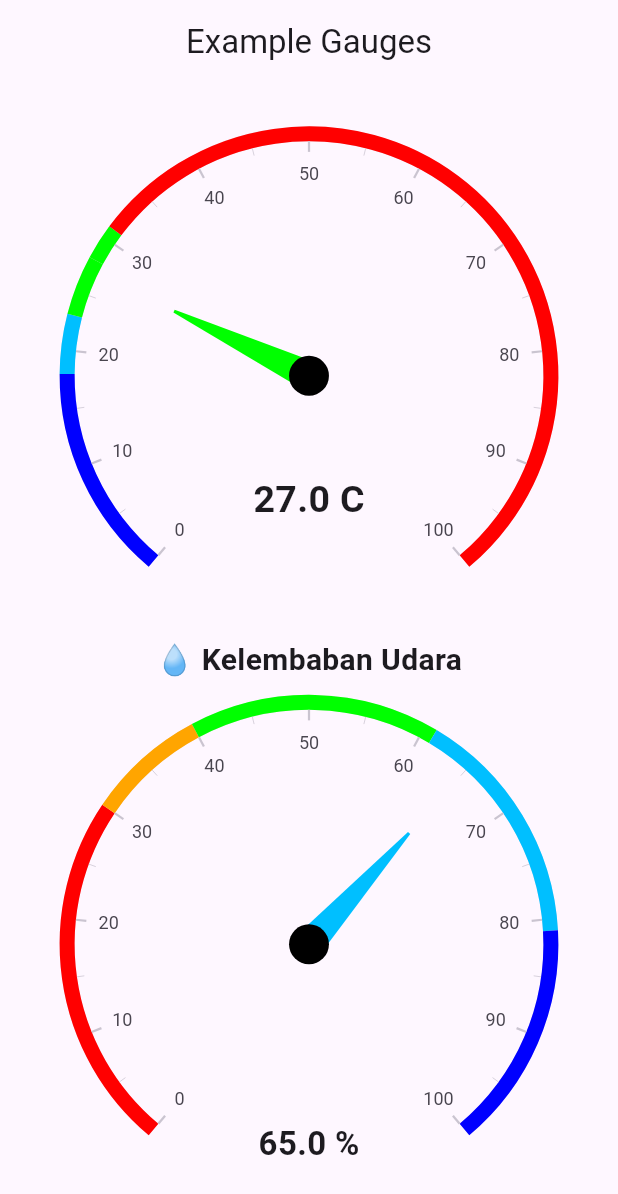
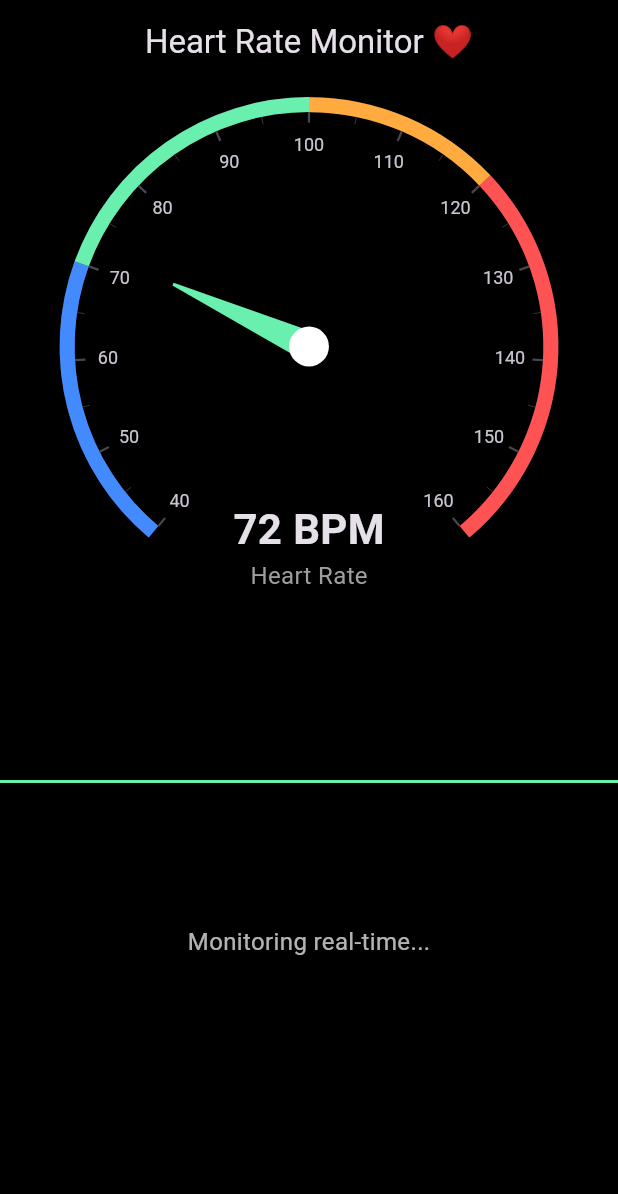
Before and after one commit to r0n1-putr4/Futter-project, a Flutter app: the screen it shows after launch, on a phone screen of 412 x 824 dp. Shown: the top 1194 px of the screen. Run offline on Flutter 3.47's test engine with Material 3 defaults, Android fonts, the phone set to English and light mode, and no system bars; drawn by our look-alikes of syncfusion_flutter_gauges; our stand-ins replace flutter_rating_bar, geocoding, geolocator, google_maps_flutter, image_picker, logger and 1 more; missing offline and left inert: clippy_flutter, custom_info_window; accounts and stored records are empty.

Commit message:
Update Code

```diff
--- a/lib/main.dart
+++ b/lib/main.dart
@@ -21,12 +21,13 @@ import 'package:roni/screen/list_view.dart';
 import 'package:roni/screen/row_column.dart';
 import 'package:roni/screen/show_images.dart';
 import 'package:roni/smart/gauges_page.dart';
+import 'package:roni/smart/heart_page.dart';
 import 'package:roni/tabs/exam_tab_bar.dart';
 
 void main() {
   runApp(MaterialApp(
     title: "Belajar Flutter",
-    home: const GaugesPage(),
+    home: const HeartSensorApp(),
     debugShowCheckedModeBanner: false,
     routes: {
       '/halSatu' : (context) => HalSatu(),
--- /dev/null
+++ b/lib/smart/heart_page.dart
@@ -0,0 +1,173 @@
+import 'dart:async';
+import 'dart:math';
+import 'package:flutter/material.dart';
+import 'package:syncfusion_flutter_gauges/gauges.dart';
+
+void main() {
+  runApp(const HeartSensorApp());
+}
+
+class HeartSensorApp extends StatelessWidget {
+  const HeartSensorApp({super.key});
+
+  @override
+  Widget build(BuildContext context) {
+    return MaterialApp(
+      title: 'Heart Rate Sensor UI',
+      debugShowCheckedModeBanner: false,
+      theme: ThemeData.dark(),
+      home: const HeartRateScreen(),
+    );
+  }
+}
+
+class HeartRateScreen extends StatefulWidget {
+  const HeartRateScreen({super.key});
+
+  @override
+  State<HeartRateScreen> createState() => _HeartRateScreenState();
+}
+
+class _HeartRateScreenState extends State<HeartRateScreen> {
+  double bpm = 72; // nilai awal BPM
+  final random = Random();
+  final List<double> ecgData = List.generate(50, (index) => 0);
+  late Timer timer;
+
+  @override
+  void initState() {
+    super.initState();
+    // Timer untuk simulasi perubahan data setiap 500 ms
+    timer = Timer.periodic(const Duration(milliseconds: 500), (timer) {
+      setState(() {
+        bpm = (65 + random.nextInt(40)) as double; // antara 65-105 BPM
+        ecgData.removeAt(0);
+        ecgData.add(sin(DateTime.now().millisecondsSinceEpoch / 150) * 0.8);
+      });
+    });
+  }
+
+  @override
+  void dispose() {
+    timer.cancel();
+    super.dispose();
+  }
+
+  Color getBpmColor(double value) {
+    if (value < 70) return Colors.blueAccent;
+    if (value < 100) return Colors.greenAccent;
+    if (value < 120) return Colors.orangeAccent;
+    return Colors.redAccent;
+  }
+
+  @override
+  Widget build(BuildContext context) {
+    return Scaffold(
+      backgroundColor: Colors.black,
+      appBar: AppBar(
+        title: const Text("Heart Rate Monitor ❤️"),
+        backgroundColor: Colors.black87,
+        centerTitle: true,
+      ),
+      body: SingleChildScrollView(
+        child: Column(
+          mainAxisAlignment: MainAxisAlignment.center,
+          children: [
+            // Gauge detak jantung
+            SfRadialGauge(
+              enableLoadingAnimation: true,
+              animationDuration: 800,
+              axes: <RadialAxis>[
+                RadialAxis(
+                  minimum: 40,
+                  maximum: 160,
+                  ranges: <GaugeRange>[
+                    GaugeRange(startValue: 40, endValue: 70, color: Colors.blueAccent),
+                    GaugeRange(startValue: 70, endValue: 100, color: Colors.greenAccent),
+                    GaugeRange(startValue: 100, endValue: 120, color: Colors.orangeAccent),
+                    GaugeRange(startValue: 120, endValue: 160, color: Colors.redAccent),
+                  ],
+                  pointers: <GaugePointer>[
+                    NeedlePointer(
+                      value: bpm,
+                      needleColor: getBpmColor(bpm),
+                      knobStyle: const KnobStyle(color: Colors.white),
+                    )
+                  ],
+                  annotations: <GaugeAnnotation>[
+                    GaugeAnnotation(
+                      widget: Column(
+                        mainAxisSize: MainAxisSize.min,
+                        children: [
+                          Text(
+                            "${bpm.toStringAsFixed(0)} BPM",
+                            style: const TextStyle(fontSize: 28, fontWeight: FontWeight.bold),
+                          ),
+                          const Text(
+                            "Heart Rate",
+                            style: TextStyle(fontSize: 16, color: Colors.grey),
+                          ),
+                        ],
+                      ),
+                      angle: 90,
+                      positionFactor: 0.8,
+                    )
+                  ],
+                ),
+              ],
+            ),
+
+            const SizedBox(height: 40),
+
+            // ECG-style line graph (denyut jantung bergerak)
+            SizedBox(
+              height: 150,
+              width: double.infinity,
+              child: CustomPaint(
+                painter: ECGPainter(ecgData, getBpmColor(bpm)),
+              ),
+            ),
+
+            const SizedBox(height: 20),
+            const Text(
+              "Monitoring real-time...",
+              style: TextStyle(color: Colors.white70, fontSize: 16),
+            ),
+          ],
+        ),
+      ),
+    );
+  }
+}
+
+// Custom painter untuk membuat efek denyut ECG
+class ECGPainter extends CustomPainter {
+  final List<double> data;
+  final Color color;
+  ECGPainter(this.data, this.color);
+
+  @override
+  void paint(Canvas canvas, Size size) {
+    final paint = Paint()
+      ..color = color
+      ..strokeWidth = 2
+      ..style = PaintingStyle.stroke;
+
+    final path = Path();
+    final dx = size.width / (data.length - 1);
+    for (int i = 0; i < data.length; i++) {
+      final x = i * dx;
+      final y = size.height / 2 - data[i] * (size.height / 3);
+      if (i == 0) {
+        path.moveTo(x, y);
+      } else {
+        path.lineTo(x, y);
+      }
+    }
+
+    canvas.drawPath(path, paint);
+  }
+
+  @override
+  bool shouldRepaint(CustomPainter oldDelegate) => true;
+}
```
